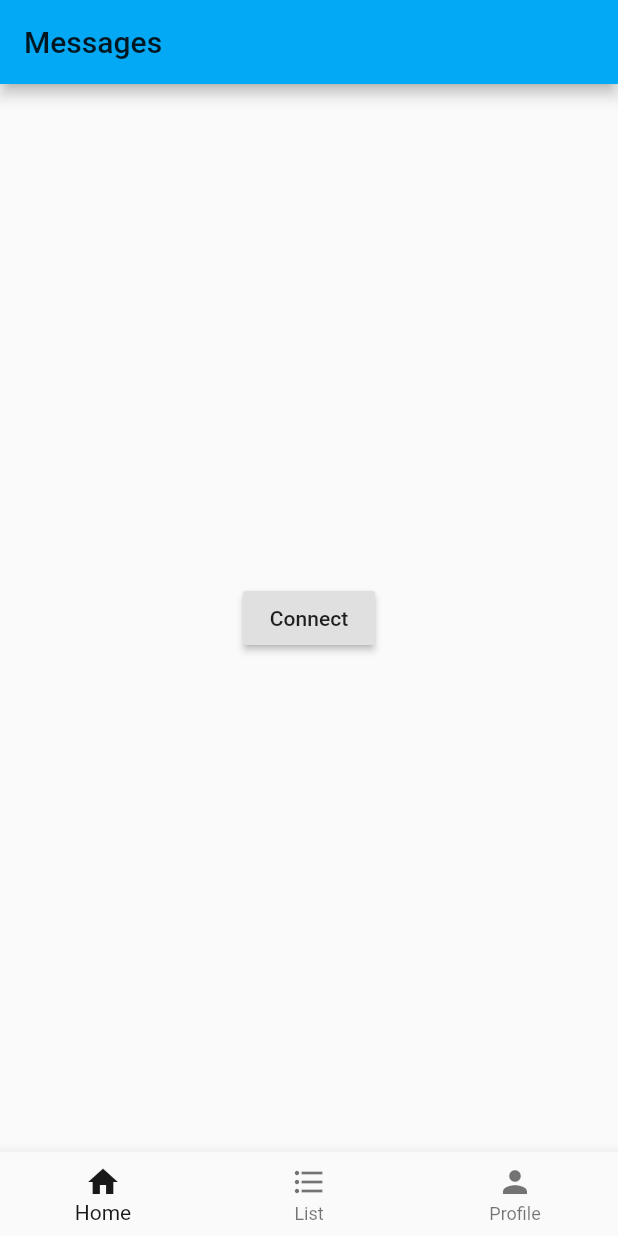
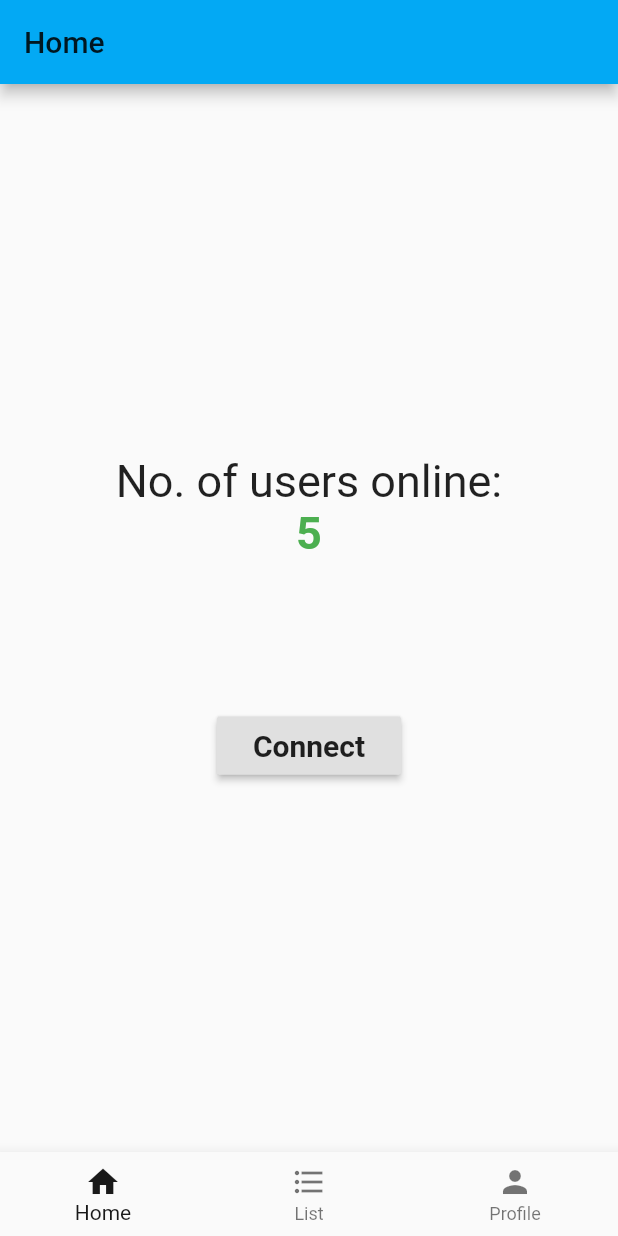
Before and after one commit to naveennaidu/message_app, a Flutter app: the screen it shows after launch, on a phone screen of 412 x 824 dp. Run offline on Flutter 3.47's test engine with Material 2 defaults, Android fonts, the phone set to English and light mode, and no system bars; missing offline and left inert: avatar_letter.

Commit message:
added layout structure

```diff
--- a/lib/home_widget.dart
+++ /dev/null
@@ -1,17 +0,0 @@
-import 'package:flutter/material.dart';
-import 'package:message_app/chatting_page.dart';
-
-class HomeWidget extends StatelessWidget {
-  @override
-  Widget build(BuildContext context) {
-    return Center(
-      child: RaisedButton(
-        child: Text('Connect'),
-        onPressed: () {
-          Navigator.pushNamed(context, ChattingPage.routeName);
-        },
-      ),
-    );
-  }
-
-}
--- a/lib/list_widget.dart
+++ /dev/null
@@ -1,13 +0,0 @@
-import 'package:flutter/material.dart';
-
-class ListWidget extends StatelessWidget {
-  @override
-  Widget build(BuildContext context) {
-    return Center(
-      child: Text(
-        "List of all messages"
-      )
-    );
-  }
-
-}
--- a/lib/main.dart
+++ b/lib/main.dart
@@ -1,7 +1,7 @@
 import 'package:flutter/material.dart';
 
-import 'home_page.dart';
-import 'chatting_page.dart';
+import 'pages/home_page.dart';
+import 'pages/chatting_page.dart';
 
 void main() => runApp(MyApp());
 
--- a/lib/home_page.dart
+++ b/lib/pages/home_page.dart
@@ -1,12 +1,12 @@
 import 'package:flutter/material.dart';
-import 'package:message_app/home_widget.dart';
-import 'package:message_app/list_widget.dart';
-import 'package:message_app/profile_widget.dart';
+import 'package:message_app/widgets/home_widget.dart';
+import 'package:message_app/widgets/list_widget.dart';
+import 'package:message_app/widgets/profile_widget.dart';
 
 class HomePage extends StatefulWidget {
   static const String routeName = 'home';
+  HomePage({Key key}) : super(key: key);
 
-  HomePage({Key key}) : super(key: key);
 
   @override
   _HomePageState createState() => _HomePageState();
@@ -14,10 +14,19 @@ class HomePage extends StatefulWidget {
 
 class _HomePageState extends State<HomePage> {
   int _selectedIndex = 0;
+  String _title = "Home";
 
   void _onItemTapped(int index) {
     setState(() {
       _selectedIndex = index;
+      switch(index) {
+        case 0: { _title = 'Home'; }
+        break;
+        case 1: { _title = 'Messages'; }
+        break;
+        case 2: { _title = 'Profile'; }
+        break;
+      }
     });
   }
 
@@ -25,7 +34,7 @@ class _HomePageState extends State<HomePage> {
   Widget build(BuildContext context) {
     return Scaffold(
       appBar: AppBar(
-        title: Text("Messages"),
+        title: Text(_title),
       ),
       body: Center(
         child: <Widget>[
--- /dev/null
+++ b/lib/widgets/home_widget.dart
@@ -0,0 +1,33 @@
+import 'package:flutter/material.dart';
+import 'package:message_app/pages/chatting_page.dart';
+
+class HomeWidget extends StatelessWidget {
+  @override
+  Widget build(BuildContext context) {
+    return Column(
+      mainAxisAlignment: MainAxisAlignment.center,
+      children: <Widget>[
+        Text(
+            "No. of users online:",
+          style: TextStyle(fontSize: 30),
+        ),
+        Padding(
+          padding: const EdgeInsets.only(bottom: 100.0),
+          child: Text("5", style: TextStyle(color: Colors.green, fontSize: 30, fontWeight: FontWeight.bold),),
+        ),
+        Center(
+          child: RaisedButton(
+            child: Padding(
+              padding: const EdgeInsets.all(8.0),
+              child: Text('Connect', style: TextStyle(fontSize: 20, fontWeight: FontWeight.bold),),
+            ),
+            onPressed: () {
+              Navigator.pushNamed(context, ChattingPage.routeName);
+            },
+          ),
+        ),
+      ],
+    );
+  }
+
+}
--- a/pubspec.yaml
+++ b/pubspec.yaml
@@ -23,6 +23,10 @@ dependencies:
   # The following adds the Cupertino Icons font to your application.
   # Use with the CupertinoIcons class for iOS style icons.
   cupertino_icons: ^0.1.2
+  web_socket_channel: ^1.1.0
+  bubble: ^1.1.9+1
+  http: ^0.12.0+2
+  avatar_letter: ^1.0.1
 
 dev_dependencies:
   flutter_test:
```
Also changed, not shown: lib/chatting_page.dart (deleted, +0 -17 lines), lib/models/chat_model.dart (added, +25 -0 lines), lib/pages/chatting_page.dart (added, +79 -0 lines), lib/profile_widget.dart (deleted, +0 -13 lines), lib/widgets/list_widget.dart (added, +65 -0 lines), lib/widgets/profile_widget.dart (added, +85 -0 lines), pubspec.lock.
